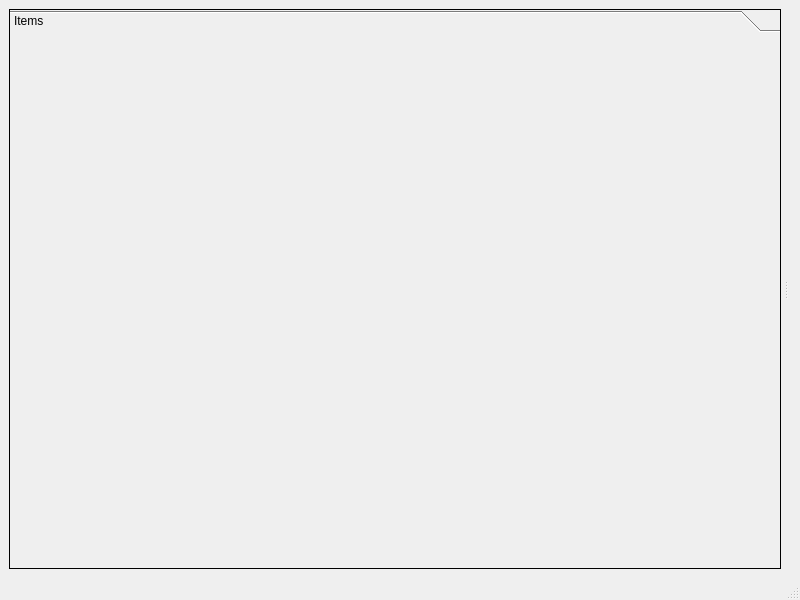
First picture: the form in discnet_sim/src/ui/ApplicationWindow.ui, repository smashmeta/discnet, before the edit.
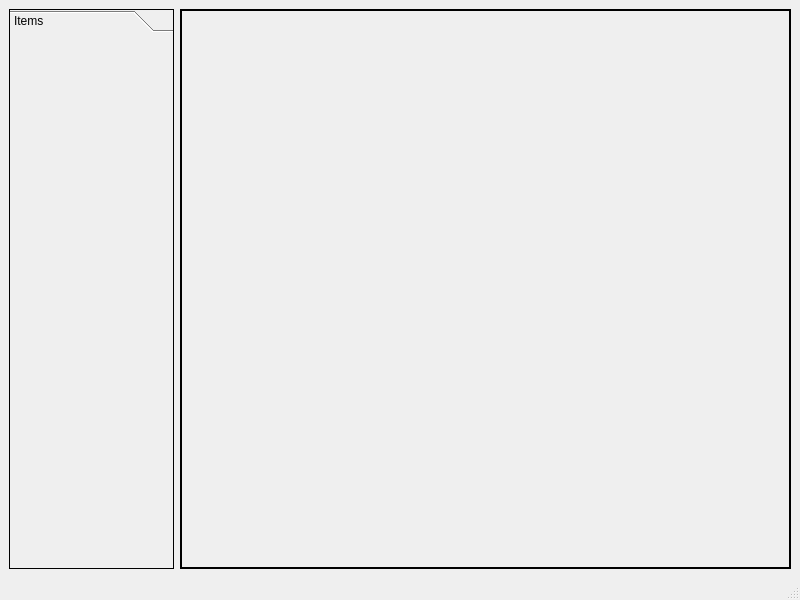
Second picture: the form after the edit.

```diff
--- a/discnet_sim/src/ui/ApplicationWindow.ui
+++ b/discnet_sim/src/ui/ApplicationWindow.ui
@@ -16,25 +16,8 @@
   <widget class="QWidget" name="centralwidget">
    <layout class="QVBoxLayout" name="verticalLayout">
     <item>
-     <widget class="QSplitter" name="splitter">
-      <property name="frameShape">
-       <enum>QFrame::Shape::NoFrame</enum>
-      </property>
-      <property name="frameShadow">
-       <enum>QFrame::Shadow::Plain</enum>
-      </property>
-      <property name="lineWidth">
-       <number>5</number>
-      </property>
-      <property name="midLineWidth">
-       <number>5</number>
-      </property>
-      <property name="orientation">
-       <enum>Qt::Orientation::Horizontal</enum>
-      </property>
-      <property name="handleWidth">
-       <number>10</number>
-      </property>
+     <layout class="QHBoxLayout" name="horizontalLayout_3">
+      <item>
       <widget class="QToolBox" name="toolbox">
        <property name="sizePolicy">
         <sizepolicy hsizetype="Minimum" vsizetype="Preferred">
@@ -48,6 +31,12 @@
          <height>0</height>
         </size>
        </property>
+        <property name="maximumSize">
+         <size>
+          <width>160</width>
+          <height>16777215</height>
+         </size>
+        </property>
        <property name="baseSize">
         <size>
          <width>0</width>
@@ -63,7 +52,7 @@
           <x>0</x>
           <y>0</y>
           <width>163</width>
-          <height>507</height>
+           <height>505</height>
          </rect>
         </property>
         <attribute name="label">
@@ -71,10 +60,16 @@
         </attribute>
        </widget>
       </widget>
-      <widget class="QWidget" name="scene" native="true">
+      </item>
+      <item>
+       <widget class="QFrame" name="scene">
+        <property name="frameShape">
+         <enum>QFrame::Shape::WinPanel</enum>
+        </property>
        <layout class="QHBoxLayout" name="horizontalLayout"/>
       </widget>
-     </widget>
+      </item>
+     </layout>
     </item>
    </layout>
   </widget>
```
Lines whose indentation alone changed are shown as unchanged.
